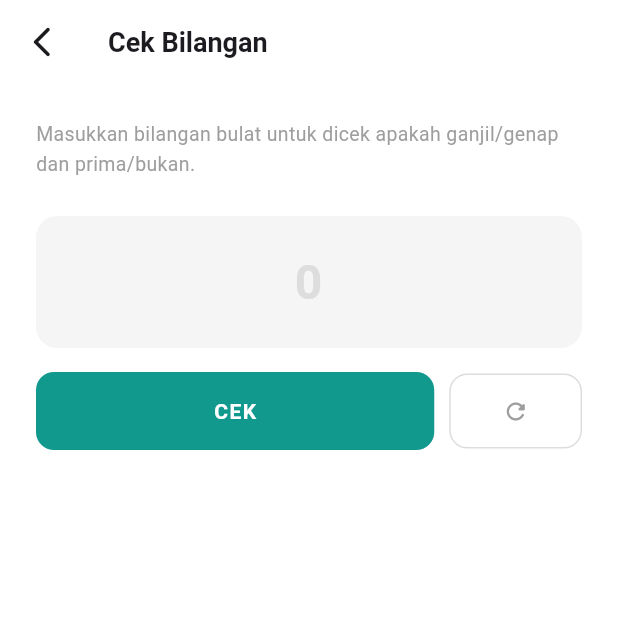
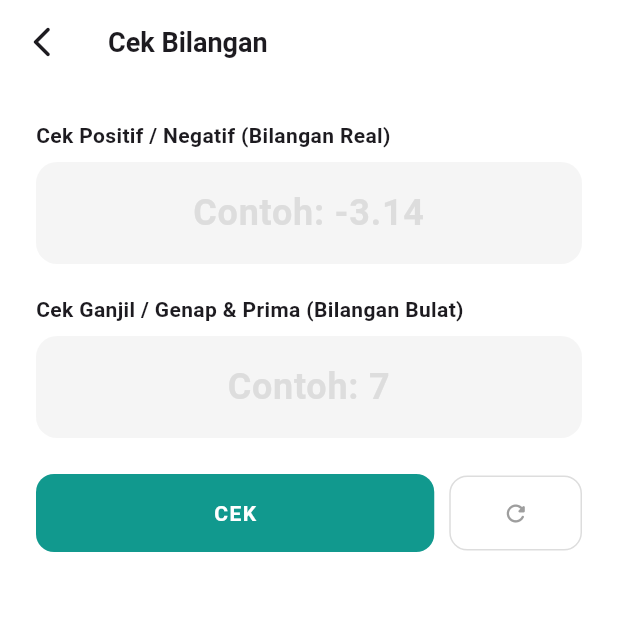
Before and after one commit to Mr-SyamaIdzar/random-bullshit, a Flutter app: the CheckNumPage screen opened directly, on a phone screen of 412 x 824 dp, the top half of it. Run offline on Flutter 3.47's test engine with Material 3 defaults, Android fonts, the light colour scheme and no system bars.

Commit message:
fix: stopwatch, kalkulator, and hitung karakter; add:deteksi bilangan real

```diff
--- a/lib/screens/check_num_page.dart
+++ b/lib/screens/check_num_page.dart
@@ -10,10 +10,12 @@ class CheckNumPage extends StatefulWidget {
 }
 
 class _CheckNumPageState extends State<CheckNumPage> {
-  final _controller = TextEditingController();
+  final _controllerReal = TextEditingController();
+  final _controllerInt = TextEditingController();
 
   String _ganjilGenap = '';
   String _prima = '';
+  String _positifNegatif = '';
   bool _sudahCek = false;
 
   // Cek apakah bilangan prima (trial division O(√n))
@@ -28,32 +30,72 @@ class _CheckNumPageState extends State<CheckNumPage> {
   }
 
   void _cek() {
-    final n = BigInt.tryParse(_controller.text.trim());
-    if (n == null) {
+    final textReal = _controllerReal.text.trim();
+    final textInt = _controllerInt.text.trim();
+
+    final d = double.tryParse(textReal);
+    final n = BigInt.tryParse(textInt);
+
+    if (textReal.isEmpty && textInt.isEmpty) {
       ScaffoldMessenger.of(context).showSnackBar(
-        const SnackBar(content: Text('Masukkan bilangan bulat yang valid!')),
+        const SnackBar(content: Text('Masukkan minimal satu bilangan!')),
       );
       return;
     }
+
+    if (textReal.isNotEmpty && d == null) {
+      ScaffoldMessenger.of(context).showSnackBar(
+        const SnackBar(content: Text('Bilangan real tidak valid!')),
+      );
+      return;
+    }
+
+    if (textInt.isNotEmpty && n == null) {
+      ScaffoldMessenger.of(context).showSnackBar(
+        const SnackBar(content: Text('Bilangan bulat tidak valid!')),
+      );
+      return;
+    }
+
     setState(() {
+      _positifNegatif = '';
+      _ganjilGenap = '';
+      _prima = '';
+
+      if (textReal.isNotEmpty && d != null) {
+        if (d > 0) {
+          _positifNegatif = '$textReal adalah Bilangan Positif';
+        } else if (d < 0) {
+          _positifNegatif = '$textReal adalah Bilangan Negatif';
+        } else {
+          _positifNegatif = '$textReal adalah Nol';
+        }
+      }
+
+      if (textInt.isNotEmpty && n != null) {
         _ganjilGenap = n % BigInt.two != BigInt.zero
             ? '$n adalah Bilangan Ganjil'
             : '$n adalah Bilangan Genap';
-      _prima =
-          _isPrima(n) ? '$n adalah Bilangan Prima' : '$n bukan Bilangan Prima';
+        _prima = _isPrima(n)
+            ? '$n adalah Bilangan Prima'
+            : '$n bukan Bilangan Prima';
+      }
+
       _sudahCek = true;
     });
     FocusScope.of(context).unfocus();
   }
 
   void _reset() {
-    _controller.clear();
+    _controllerReal.clear();
+    _controllerInt.clear();
     setState(() => _sudahCek = false);
   }
 
   @override
   void dispose() {
-    _controller.dispose();
+    _controllerReal.dispose();
+    _controllerInt.dispose();
     super.dispose();
   }
 
@@ -75,30 +117,32 @@ class _CheckNumPageState extends State<CheckNumPage> {
           style: TextStyle(fontWeight: FontWeight.w700, fontSize: 18),
         ),
       ),
-      body: Padding(
+      body: SingleChildScrollView(
         padding: const EdgeInsets.all(24),
         child: Column(
           crossAxisAlignment: CrossAxisAlignment.stretch,
           children: [
-            // Deskripsi
+            // Deskripsi Real
             const Text(
-              'Masukkan bilangan bulat untuk dicek apakah ganjil/genap dan prima/bukan.',
-              style: TextStyle(color: Colors.grey, fontSize: 13, height: 1.5),
+              'Cek Positif / Negatif (Bilangan Real)',
+              style: TextStyle(fontWeight: FontWeight.w600, fontSize: 14),
             ),
-            const SizedBox(height: 24),
-
-            // Input
+            const SizedBox(height: 8),
+            // Input Real
             TextField(
-              controller: _controller,
-              keyboardType: TextInputType.number,
-              inputFormatters: [FilteringTextInputFormatter.digitsOnly],
+              controller: _controllerReal,
+              keyboardType: const TextInputType.numberWithOptions(
+                  signed: true, decimal: true),
+              inputFormatters: [
+                FilteringTextInputFormatter.allow(RegExp(r'^-?\d*\.?\d*')),
+              ],
               textAlign: TextAlign.center,
-              style: const TextStyle(fontSize: 32, fontWeight: FontWeight.w700),
+              style: const TextStyle(fontSize: 24, fontWeight: FontWeight.w700),
               decoration: InputDecoration(
-                hintText: '0',
+                hintText: 'Contoh: -3.14',
                 hintStyle: const TextStyle(
                   color: Color(0xFFDDDDDD),
-                  fontSize: 32,
+                  fontSize: 24,
                 ),
                 filled: true,
                 fillColor: const Color(0xFFF5F5F5),
@@ -110,11 +154,58 @@ class _CheckNumPageState extends State<CheckNumPage> {
                   borderRadius: BorderRadius.circular(14),
                   borderSide: const BorderSide(color: primary, width: 2),
                 ),
-                contentPadding: const EdgeInsets.symmetric(vertical: 20),
+                contentPadding: const EdgeInsets.symmetric(vertical: 16),
               ),
-              onChanged: (_) => setState(() => _sudahCek = false),
+              onChanged: (val) {
+                if (val.isNotEmpty && _controllerInt.text.isNotEmpty) {
+                  _controllerInt.clear();
+                }
+                setState(() => _sudahCek = false);
+              },
             ),
-            const SizedBox(height: 16),
+            const SizedBox(height: 20),
+
+            // Deskripsi Int
+            const Text(
+              'Cek Ganjil / Genap & Prima (Bilangan Bulat)',
+              style: TextStyle(fontWeight: FontWeight.w600, fontSize: 14),
+            ),
+            const SizedBox(height: 8),
+            // Input Int
+            TextField(
+              controller: _controllerInt,
+              keyboardType: const TextInputType.numberWithOptions(signed: true),
+              inputFormatters: [
+                FilteringTextInputFormatter.allow(RegExp(r'^-?\d*')),
+              ],
+              textAlign: TextAlign.center,
+              style: const TextStyle(fontSize: 24, fontWeight: FontWeight.w700),
+              decoration: InputDecoration(
+                hintText: 'Contoh: 7',
+                hintStyle: const TextStyle(
+                  color: Color(0xFFDDDDDD),
+                  fontSize: 24,
+                ),
+                filled: true,
+                fillColor: const Color(0xFFF5F5F5),
+                border: OutlineInputBorder(
+                  borderRadius: BorderRadius.circular(14),
+                  borderSide: BorderSide.none,
+                ),
+                focusedBorder: OutlineInputBorder(
+                  borderRadius: BorderRadius.circular(14),
+                  borderSide: const BorderSide(color: primary, width: 2),
+                ),
+                contentPadding: const EdgeInsets.symmetric(vertical: 16),
+              ),
+              onChanged: (val) {
+                if (val.isNotEmpty && _controllerReal.text.isNotEmpty) {
+                  _controllerReal.clear();
+                }
+                setState(() => _sudahCek = false);
+              },
+            ),
+            const SizedBox(height: 24),
 
             // Tombol CEK & Reset
             Row(
@@ -164,6 +255,16 @@ class _CheckNumPageState extends State<CheckNumPage> {
             // Hasil
             if (_sudahCek) ...[
               const SizedBox(height: 28),
+              if (_positifNegatif.isNotEmpty) ...[
+                _HasilCard(
+                  label: 'Positif / Negatif',
+                  hasil: _positifNegatif,
+                  warna: const Color(0xFF4CAF50),
+                  icon: Icons.calculate_rounded,
+                ),
+                const SizedBox(height: 12),
+              ],
+              if (_ganjilGenap.isNotEmpty) ...[
                 _HasilCard(
                   label: 'Ganjil / Genap',
                   hasil: _ganjilGenap,
@@ -171,12 +272,15 @@ class _CheckNumPageState extends State<CheckNumPage> {
                   icon: Icons.swap_horiz_rounded,
                 ),
                 const SizedBox(height: 12),
+              ],
+              if (_prima.isNotEmpty) ...[
                 _HasilCard(
                   label: 'Bilangan Prima',
                   hasil: _prima,
                   warna: const Color(0xFFFF9800),
                   icon: Icons.star_rounded,
                 ),
+              ],
             ],
           ],
         ),
```
Also changed, not shown: lib/screens/count_char_page.dart (+16 -8 lines), lib/screens/stopwatch_page.dart (+1 -8 lines), lib/screens/sum_subtract_page.dart (+72 -17 lines). Lines whose indentation alone changed are shown as unchanged.
